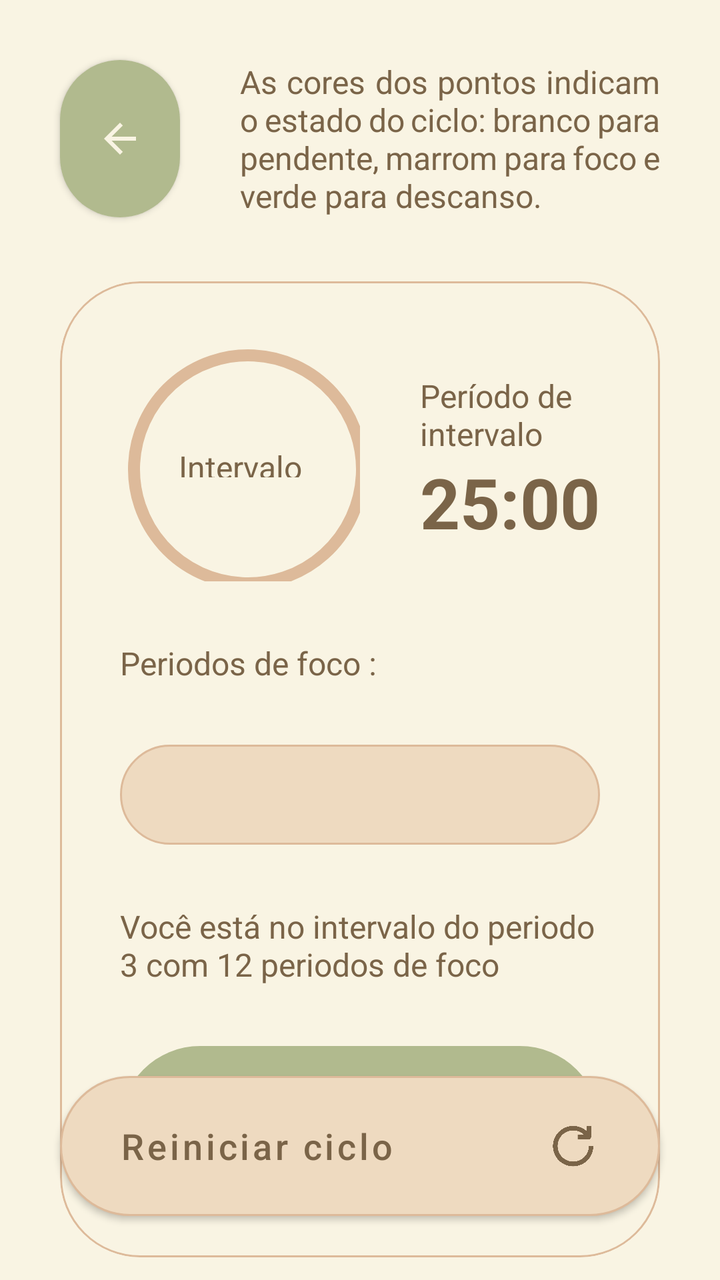
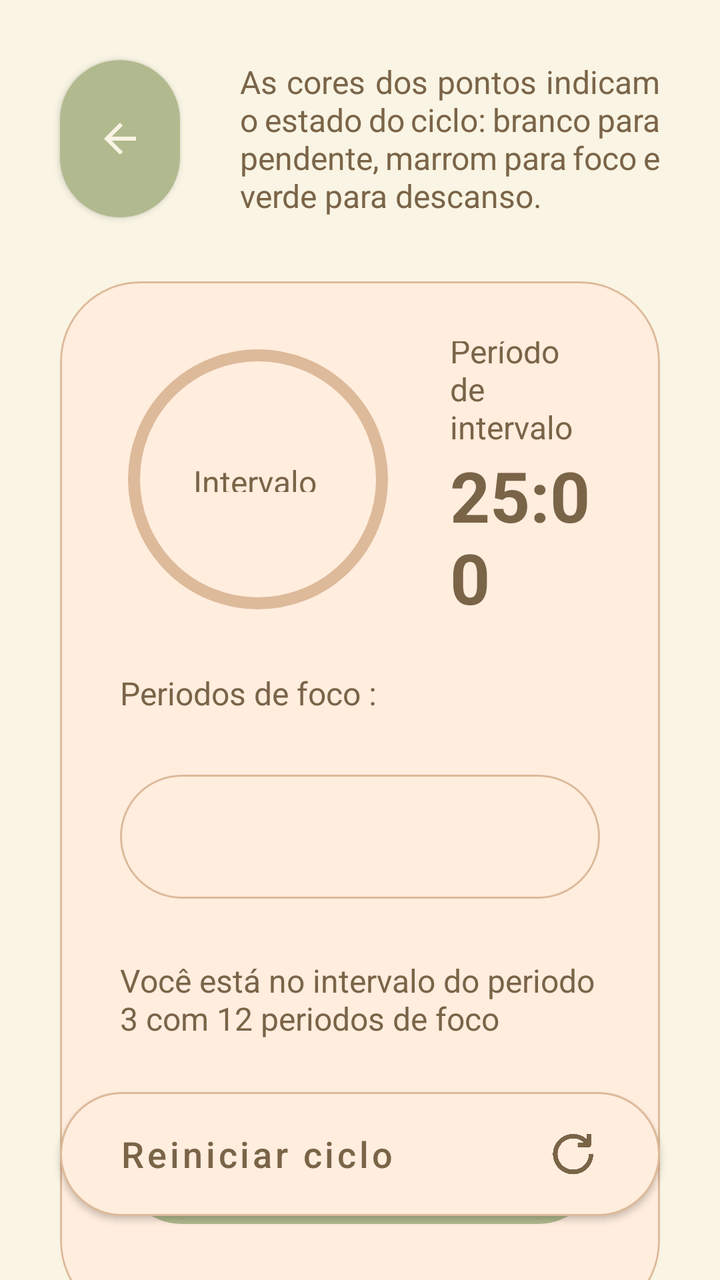

Before-and-after screenshots of an Android layout around one commit, followed by the original layout XML and the change that was made.
<!-- AndroidManifest.xml: application theme Theme.Orbi -->
<!-- res/layout/activity_timer.xml -->
<?xml version="1.0" encoding="utf-8"?>
<androidx.constraintlayout.widget.ConstraintLayout
    xmlns:android="http://schemas.android.com/apk/res/android"
    xmlns:app="http://schemas.android.com/apk/res-auto"
    xmlns:tools="http://schemas.android.com/tools"
    android:layout_width="match_parent"
    android:layout_height="match_parent"
    android:background="@color/orbi_cream">

    
    <com.google.android.material.button.MaterialButton
        android:id="@+id/btn_back"
        android:layout_width="60dp"
        android:layout_height="0dp"
        android:layout_marginStart="30dp"
        android:layout_marginTop="30dp"
        android:insetLeft="0dp"
        android:insetTop="0dp"
        android:insetRight="0dp"
        android:insetBottom="0dp"
        app:backgroundTint="@color/orbi_olive"
        app:cornerRadius="30dp"
        app:icon="@drawable/ic_arrow_back"
        app:iconGravity="textStart"
        app:iconPadding="0dp"
        app:iconTint="@color/orbi_cream"
        app:layout_constraintBottom_toBottomOf="@+id/tv_legend"
        app:layout_constraintStart_toStartOf="parent"
        app:layout_constraintTop_toTopOf="parent" />

    <TextView
        android:id="@+id/tv_legend"
        android:layout_width="0dp"
        android:layout_height="wrap_content"
        android:layout_marginStart="30dp"
        android:layout_marginTop="30dp"
        android:layout_marginEnd="30dp"
        android:text="As cores dos pontos indicam o estado do ciclo: branco para pendente, marrom para foco e verde para descanso."
        android:textColor="@color/orbi_dark_brown"
        android:justificationMode="inter_word"
        android:textSize="16sp"
        app:layout_constraintEnd_toEndOf="parent"
        app:layout_constraintStart_toEndOf="@+id/btn_back"
        app:layout_constraintTop_toTopOf="parent" />

    
    <com.google.android.material.card.MaterialCardView
        android:id="@+id/card_timer"
        android:layout_width="0dp"
        android:layout_height="wrap_content"
        android:layout_marginHorizontal="24dp"
        android:layout_marginStart="30dp"
        android:layout_marginTop="32dp"
        android:layout_marginEnd="30dp"
        app:cardBackgroundColor="@color/orbi_cream"
        app:cardCornerRadius="40dp"
        app:cardElevation="0dp"
        app:layout_constraintEnd_toEndOf="parent"
        app:layout_constraintStart_toStartOf="parent"
        app:layout_constraintTop_toBottomOf="@+id/btn_back"
        app:strokeColor="#DDBA9A"
        app:strokeWidth="1dp">

        <androidx.constraintlayout.widget.ConstraintLayout
            android:layout_width="match_parent"
            android:layout_height="488dp"
            android:padding="30dp">

            
            <FrameLayout
                android:id="@+id/frame_progress"
                android:layout_width="120dp"
                android:layout_height="120dp"
                app:layout_constraintStart_toStartOf="parent"
                app:layout_constraintTop_toTopOf="parent">

                <com.google.android.material.progressindicator.CircularProgressIndicator
                    android:id="@+id/progress_timer"
                    android:layout_width="match_parent"
                    android:layout_height="match_parent"
                    android:progress="75"
                    app:indicatorColor="@color/orbi_olive"
                    app:indicatorSize="120dp"
                    app:trackColor="#DDBA9A"
                    app:trackCornerRadius="10dp"
                    app:trackThickness="6dp" />

                <TextView
                    android:id="@+id/tv_progress_status"
                    android:layout_width="wrap_content"
                    android:layout_height="16dp"
                    android:layout_gravity="center"
                    android:gravity="center"
                    android:text="Intervalo"
                    android:textColor="@color/orbi_dark_brown"
                    android:textSize="16sp" />
            </FrameLayout>

            
            <TextView
                android:id="@+id/tv_timer_label"
                android:layout_width="0dp"
                android:layout_height="wrap_content"
                android:layout_marginStart="30dp"
                android:text="Período de\nintervalo"
                android:textColor="@color/orbi_dark_brown"
                android:textSize="16sp"
                app:layout_constraintBottom_toTopOf="@+id/tv_time_left"
                app:layout_constraintEnd_toEndOf="parent"
                app:layout_constraintStart_toEndOf="@+id/frame_progress"
                app:layout_constraintTop_toTopOf="@+id/frame_progress"
                app:layout_constraintVertical_chainStyle="packed" />

            <TextView
                android:id="@+id/tv_time_left"
                android:layout_width="0dp"
                android:layout_height="wrap_content"
                android:layout_marginStart="30dp"
                android:text="25:00"
                android:textColor="@color/orbi_dark_brown"
                android:textSize="35sp"
                android:textStyle="bold"
                app:layout_constraintBottom_toBottomOf="@+id/frame_progress"
                app:layout_constraintEnd_toEndOf="parent"
                app:layout_constraintStart_toEndOf="@+id/frame_progress"
                app:layout_constraintTop_toBottomOf="@+id/tv_timer_label" />

            
            <TextView
                android:id="@+id/tv_dots_label"
                android:layout_width="wrap_content"
                android:layout_height="wrap_content"
                android:layout_marginTop="30dp"
                android:text="Periodos de foco :"
                android:textColor="@color/orbi_dark_brown"
                android:textSize="16sp"
                app:layout_constraintStart_toStartOf="parent"
                app:layout_constraintTop_toBottomOf="@+id/frame_progress" />

            <LinearLayout
                android:id="@+id/layout_dots_container"
                android:layout_width="match_parent"
                android:layout_height="50dp"
                android:layout_marginTop="30dp"
                android:background="@drawable/bg_pill_beige"
                android:gravity="center"
                android:orientation="horizontal"
                app:layout_constraintTop_toBottomOf="@+id/tv_dots_label"
                tools:layout_editor_absoluteX="30dp" />

            
            <TextView
                android:id="@+id/tv_current_status_desc"
                android:layout_width="0dp"
                android:layout_height="wrap_content"
                android:layout_marginTop="30dp"
                android:text="Você está no intervalo do periodo 3 com 12 periodos de foco"
                android:textColor="@color/orbi_dark_brown"
                android:textSize="16sp"
                app:layout_constraintEnd_toEndOf="parent"
                app:layout_constraintStart_toStartOf="parent"
                app:layout_constraintTop_toBottomOf="@+id/layout_dots_container" />

            
            <LinearLayout
                android:layout_width="match_parent"
                android:layout_height="80dp"
                android:layout_marginTop="30dp"
                android:background="@drawable/bg_pill_olive"
                android:gravity="center"
                android:orientation="horizontal"
                app:layout_constraintTop_toBottomOf="@+id/tv_current_status_desc"
                tools:layout_editor_absoluteX="30dp">

                <ImageButton
                    android:id="@+id/btn_play"
                    android:layout_width="48dp"
                    android:layout_height="48dp"
                    android:layout_marginEnd="16dp"
                    android:background="@drawable/ic_play"
                    android:scaleType="fitCenter" />

                <ImageButton
                    android:id="@+id/btn_pause"
                    android:layout_width="48dp"
                    android:layout_height="48dp"
                    android:layout_marginHorizontal="8dp"
                    android:background="@drawable/ic_pause"
                    android:scaleType="fitCenter" />

                <ImageButton
                    android:id="@+id/btn_skip"
                    android:layout_width="48dp"
                    android:layout_height="48dp"
                    android:layout_marginStart="16dp"
                    android:background="@drawable/ic_skip_next"
                    android:scaleType="fitCenter" />

            </LinearLayout>

        </androidx.constraintlayout.widget.ConstraintLayout>
    </com.google.android.material.card.MaterialCardView>

    
    <com.google.android.material.button.MaterialButton
        android:id="@+id/btn_restart_cycle"
        android:layout_width="0dp"
        android:layout_height="70dp"
        android:layout_marginHorizontal="24dp"
        android:layout_marginStart="30dp"
        android:layout_marginEnd="30dp"
        android:layout_marginBottom="32dp"
        android:background="@drawable/bg_pill_beige"
        android:gravity="center_vertical|start"
        android:paddingStart="30dp"
        android:paddingEnd="30dp"
        android:text="Reiniciar ciclo"
        android:textAllCaps="false"
        android:textColor="@color/orbi_dark_brown"
        android:textSize="18sp"
        app:backgroundTint="@null"
        app:icon="@drawable/ic_refresh"
        app:iconGravity="end"
        app:iconSize="28dp"
        app:iconTint="@color/orbi_dark_brown"
        app:layout_constraintBottom_toBottomOf="parent"
        app:layout_constraintEnd_toEndOf="parent"
        app:layout_constraintStart_toStartOf="parent" />

</androidx.constraintlayout.widget.ConstraintLayout>
<!-- resources referenced by this layout -->
<resources>
  <color name="orbi_cream">#F9F4E3</color>
  <color name="orbi_dark_brown">#7A6448</color>
  <color name="orbi_olive">#B1BA8E</color>
  <!-- drawable bg_pill_beige (drawable) -->
  <?xml version="1.0" encoding="utf-8"?>
  <shape xmlns:android="http://schemas.android.com/apk/res/android"
  
  
      android:shape="rectangle">
      <solid android:color="#EEDAC0" />
      <corners android:radius="100dp" />
      <stroke android:width="1dp" android:color="#DDBA9A" />
  
  
  </shape>
  <!-- drawable bg_pill_olive (drawable) -->
  <?xml version="1.0" encoding="utf-8"?>
  <shape xmlns:android="http://schemas.android.com/apk/res/android"
  
  
      android:shape="rectangle">
      <solid android:color="@color/orbi_olive" />
      <corners android:radius="100dp" />
  
  
  </shape>
  <!-- drawable ic_arrow_back (drawable) -->
  <vector
      xmlns:android="http://schemas.android.com/apk/res/android"
      android:width="24dp"
      android:height="24dp"
      android:viewportWidth="24"
      android:viewportHeight="24">
  
  
      <path
          android:fillColor="#FF000000"
          android:pathData="M20,11H7.83l5.59,-5.59L12,4l-8,8 8,8 1.41,-1.41L7.83,13H20v-2z"/>
  
  
  </vector>
  <!-- drawable ic_pause: png bitmap (drawable, 20504 bytes) -->
  <!-- drawable ic_play: png bitmap (drawable, 21775 bytes) -->
  <!-- drawable ic_refresh: png bitmap (drawable, 18054 bytes) -->
  <!-- drawable ic_skip_next: png bitmap (drawable, 23501 bytes) -->
  <style name="Theme.Orbi" parent="Theme.MaterialComponents.Light.NoActionBar">
  
  
          <item name="colorPrimary">@color/orbi_dark_brown</item>
          <item name="colorPrimaryVariant">@color/orbi_olive</item>
          <item name="colorOnPrimary">@color/orbi_white</item>
          <item name="colorSecondary">@color/orbi_olive</item>
          <item name="colorSecondaryVariant">@color/orbi_light_olive</item>
          <item name="colorOnSecondary">@color/orbi_white</item>
  
  
          
          <item name="android:statusBarColor">@color/orbi_cream</item>
          <item name="android:windowLightStatusBar">true</item>
  
  
          
          <item name="android:navigationBarColor">@color/orbi_cream</item>
          <item name="android:windowLightNavigationBar" tools:targetApi="o_mr1">true</item>
  
  
      </style>
  <color name="orbi_white">#FFFFFF</color>
  <color name="orbi_light_olive">#D4DDB1</color>
</resources>

<!-- the commit's change to res/layout/activity_timer.xml (unified diff, before → after) -->
@@ -52,7 +52,7 @@
         android:layout_marginStart="30dp"
         android:layout_marginTop="32dp"
         android:layout_marginEnd="30dp"
-        app:cardBackgroundColor="@color/orbi_cream"
+        app:cardBackgroundColor="@color/orbi_sand"
         app:cardCornerRadius="40dp"
         app:cardElevation="0dp"
         app:layout_constraintEnd_toEndOf="parent"
@@ -63,14 +63,14 @@
 
         <androidx.constraintlayout.widget.ConstraintLayout
             android:layout_width="match_parent"
-            android:layout_height="488dp"
+            android:layout_height="520dp"
             android:padding="30dp">
 
             
             <FrameLayout
                 android:id="@+id/frame_progress"
-                android:layout_width="120dp"
-                android:layout_height="120dp"
+                android:layout_width="135dp"
+                android:layout_height="135dp"
                 app:layout_constraintStart_toStartOf="parent"
                 app:layout_constraintTop_toTopOf="parent">
 
@@ -80,7 +80,7 @@
                     android:layout_height="match_parent"
                     android:progress="75"
                     app:indicatorColor="@color/orbi_olive"
-                    app:indicatorSize="120dp"
+                    app:indicatorSize="130dp"
                     app:trackColor="#DDBA9A"
                     app:trackCornerRadius="10dp"
                     app:trackThickness="6dp" />
@@ -140,7 +140,7 @@
             <LinearLayout
                 android:id="@+id/layout_dots_container"
                 android:layout_width="match_parent"
-                android:layout_height="50dp"
+                android:layout_height="62dp"
                 android:layout_marginTop="30dp"
                 android:background="@drawable/bg_pill_beige"
                 android:gravity="center"
@@ -164,7 +164,7 @@
             
             <LinearLayout
                 android:layout_width="match_parent"
-                android:layout_height="80dp"
+                android:layout_height="62dp"
                 android:layout_marginTop="30dp"
                 android:background="@drawable/bg_pill_olive"
                 android:gravity="center"
@@ -205,7 +205,7 @@
     <com.google.android.material.button.MaterialButton
         android:id="@+id/btn_restart_cycle"
         android:layout_width="0dp"
-        android:layout_height="70dp"
+        android:layout_height="62dp"
         android:layout_marginHorizontal="24dp"
         android:layout_marginStart="30dp"
         android:layout_marginEnd="30dp"
<!-- resource entries referenced after the edit -->
@@ -3,13 +3,14 @@
   <color name="orbi_cream">#F9F4E3</color>
   <color name="orbi_dark_brown">#7A6448</color>
   <color name="orbi_olive">#B1BA8E</color>
+  <color name="orbi_sand">#FFEDDE</color>
   <!-- drawable bg_pill_beige (drawable) -->
   <?xml version="1.0" encoding="utf-8"?>
   <shape xmlns:android="http://schemas.android.com/apk/res/android"
   
   
       android:shape="rectangle">
-      <solid android:color="#EEDAC0" />
+      <solid android:color="@color/orbi_sand"/>
       <corners android:radius="100dp" />
       <stroke android:width="1dp" android:color="#DDBA9A" />
   
